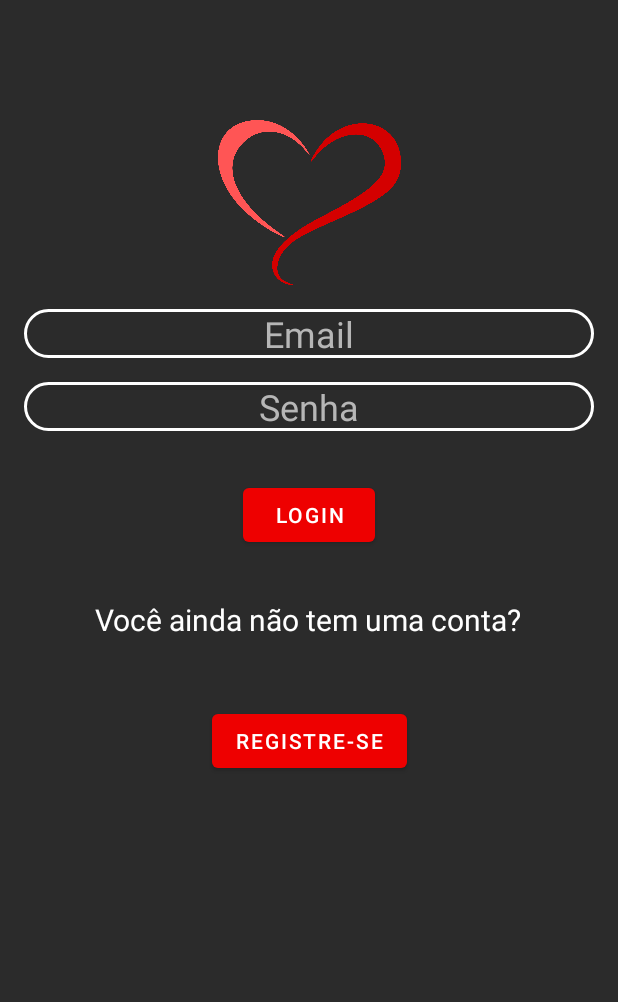
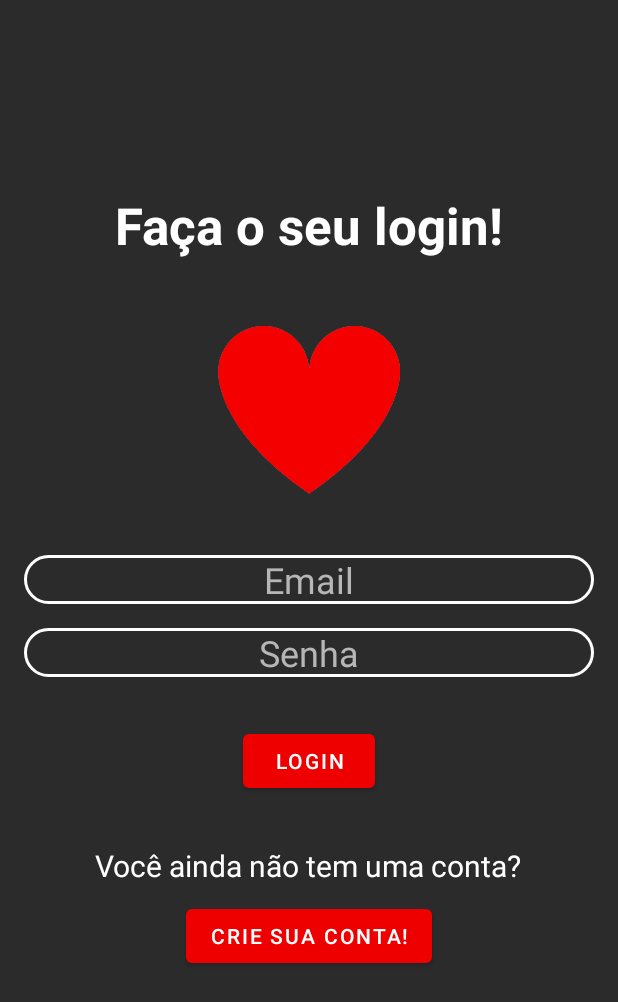
Before and after one commit to HeroRickyGAMES/ArborAmorum_JAVAEdition, an Android app: the screen it shows after launch (logiActivity), on a phone screen of 412 x 824 dp. Shown: the top 1002 px of the screen. Run offline under Robolectric (Android 15) with nearby library versions, the phone set to English and light mode, and no system bars; our stand-ins replace Firebase (no records; nobody signed in at launch, a user with empty details on screens opened directly).

Commit message:
Reformulado algumas partes do front de login e registro

```diff
--- a/app/src/main/res/layout/activity_logi.xml
+++ b/app/src/main/res/layout/activity_logi.xml
@@ -3,7 +3,8 @@
     xmlns:app="http://schemas.android.com/apk/res-auto"
     xmlns:tools="http://schemas.android.com/tools"
     android:layout_width="match_parent"
-    android:layout_height="match_parent"
+    android:layout_height="wrap_content"
+    android:layout_gravity="center"
     android:padding="16dp"
     tools:context=".ui.login.logiActivity">
 
@@ -86,13 +87,13 @@
 
     <ImageView
         android:id="@+id/imageView"
-        android:layout_width="146dp"
-        android:layout_height="110dp"
-        android:layout_marginTop="64dp"
+        android:layout_width="180dp"
+        android:layout_height="165dp"
+        android:layout_marginTop="16dp"
         app:layout_constraintEnd_toEndOf="parent"
         app:layout_constraintStart_toStartOf="parent"
-        app:layout_constraintTop_toTopOf="parent"
-        app:srcCompat="@drawable/ic_home" />
+        app:layout_constraintTop_toBottomOf="@+id/textView7"
+        app:srcCompat="@drawable/hearticon" />
 
     <Button
         android:id="@+id/login"
@@ -104,5 +105,17 @@
         app:layout_constraintStart_toStartOf="parent"
         app:layout_constraintTop_toBottomOf="@+id/password" />
 
+    <TextView
+        android:id="@+id/textView7"
+        android:layout_width="wrap_content"
+        android:layout_height="wrap_content"
+        android:layout_marginTop="16dp"
+        android:text="Faça o seu login!"
+        android:textSize="34sp"
+        android:textStyle="bold"
+        app:layout_constraintEnd_toEndOf="parent"
+        app:layout_constraintStart_toStartOf="parent"
+        app:layout_constraintTop_toTopOf="parent" />
+
 
 </androidx.constraintlayout.widget.ConstraintLayout>
--- a/app/src/main/res/values/strings.xml
+++ b/app/src/main/res/values/strings.xml
@@ -6,7 +6,8 @@
     <string name="prompt_repassword">Digite novamente sua senha</string>
     <string name="digite_nome">Digite seu nome</string>
     <string name="action_sign_in">Login</string>
-    <string name="toActivityRegister">Registre-se</string>
+    <string name="toActivityRegister">Crie sua conta!</string>
+    <string name="criarconta">Criar conta</string>
     <string name="idadetext">Sua idade</string>
     <string name="idadelabel">Sua idade</string>
     <string name="RegisterText">Você ainda não tem uma conta?</string>
@@ -20,7 +21,4 @@
     <string name="config">Configurações</string>
     <string name="masculino">Masculino</string>
     <string name="feminino">Feminino</string>
-    <string name="gay">Gay</string>
-    <string name="lesbica">Lesbica</string>
-    <string name="bi_sexual">Bi Sexual</string>
 </resources>
```
Also changed, not shown: app/src/main/java/com/herorickystudios/lovecutey/registerActivity.java (+9 -0 lines), app/src/main/res/layout/activity_register.xml (+20 -7 lines).
